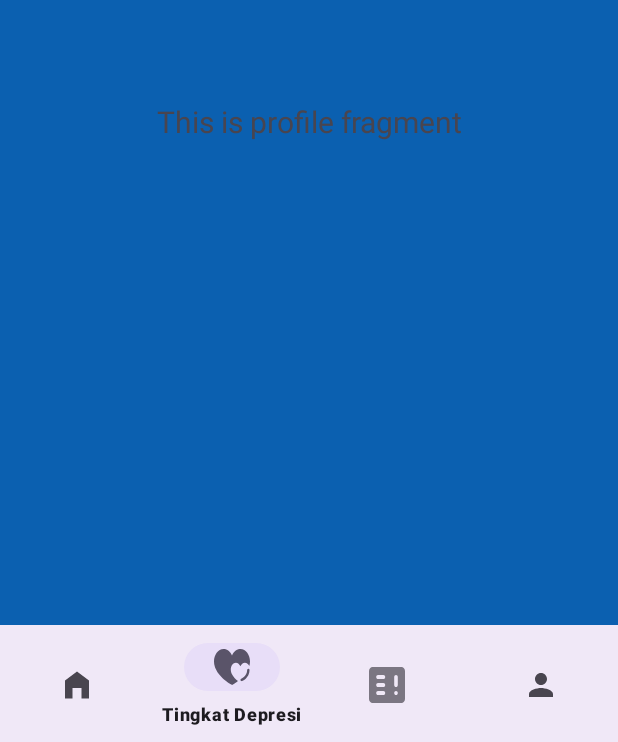
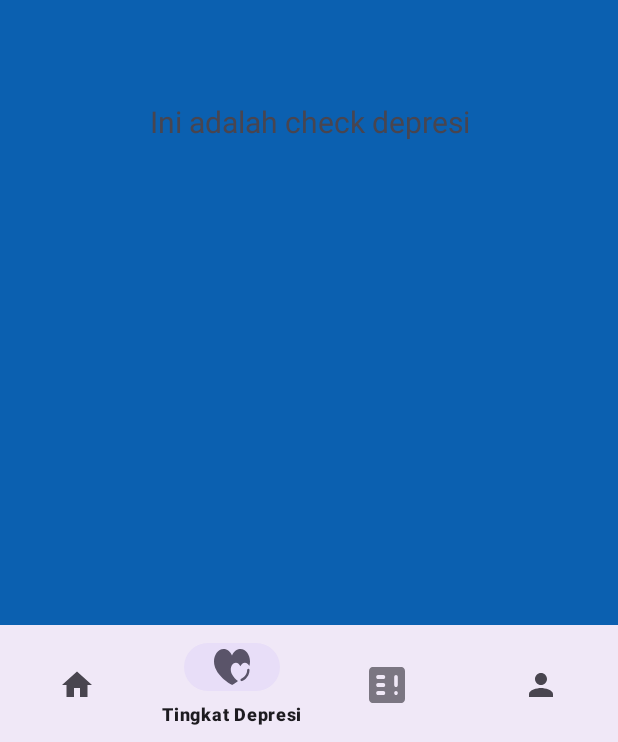
Before and after one commit to shaulascr/AplikasiLansia, an Android app: the CheckFragment screen opened through its navigation route, on a phone screen of 412 x 824 dp. Shown: the part 491-1233 px from the top of the screen. Run offline under Robolectric (Android 15) with nearby library versions, the phone set to English and light mode, and no system bars; our stand-ins replace navigation-ui.

Commit message:
Bottom navigation2

```diff
--- a/app/src/main/java/com/alya/aplikasilansia/ui/check/CheckFragment.java
+++ b/app/src/main/java/com/alya/aplikasilansia/ui/check/CheckFragment.java
@@ -8,8 +8,12 @@ import android.view.ViewGroup;
 import androidx.fragment.app.Fragment;
 
 import com.alya.aplikasilansia.R;
-import com.alya.aplikasilansia.ui.profile.ProfileFragment;
 
+/**
+ * A simple {@link Fragment} subclass.
+ * Use the {@link CheckFragment#newInstance} factory method to
+ * create an instance of this fragment.
+ */
 public class CheckFragment extends Fragment {
 
     // TODO: Rename parameter arguments, choose names that match
@@ -31,11 +35,11 @@ public class CheckFragment extends Fragment {
      *
      * @param param1 Parameter 1.
      * @param param2 Parameter 2.
-     * @return A new instance of fragment ProfileFragment.
+     * @return A new instance of fragment CheckFragment.
      */
     // TODO: Rename and change types and number of parameters
-    public static ProfileFragment newInstance(String param1, String param2) {
-        ProfileFragment fragment = new ProfileFragment();
+    public static CheckFragment newInstance(String param1, String param2) {
+        CheckFragment fragment = new CheckFragment();
         Bundle args = new Bundle();
         args.putString(ARG_PARAM1, param1);
         args.putString(ARG_PARAM2, param2);
@@ -56,6 +60,6 @@ public class CheckFragment extends Fragment {
     public View onCreateView(LayoutInflater inflater, ViewGroup container,
                              Bundle savedInstanceState) {
         // Inflate the layout for this fragment
-        return inflater.inflate(R.layout.fragment_profile, container, false);
+        return inflater.inflate(R.layout.fragment_check, container, false);
     }
 }
--- a/app/src/main/java/com/alya/aplikasilansia/ui/home/HomeFragment.java
+++ b/app/src/main/java/com/alya/aplikasilansia/ui/home/HomeFragment.java
@@ -8,9 +8,14 @@ import android.view.ViewGroup;
 import androidx.fragment.app.Fragment;
 
 import com.alya.aplikasilansia.R;
-import com.alya.aplikasilansia.ui.profile.ProfileFragment;
 
+/**
+ * A simple {@link Fragment} subclass.
+ * Use the {@link HomeFragment#newInstance} factory method to
+ * create an instance of this fragment.
+ */
 public class HomeFragment extends Fragment {
+
     // TODO: Rename parameter arguments, choose names that match
     // the fragment initialization parameters, e.g. ARG_ITEM_NUMBER
     private static final String ARG_PARAM1 = "param1";
@@ -30,11 +35,11 @@ public class HomeFragment extends Fragment {
      *
      * @param param1 Parameter 1.
      * @param param2 Parameter 2.
-     * @return A new instance of fragment ProfileFragment.
+     * @return A new instance of fragment HomeFragment.
      */
     // TODO: Rename and change types and number of parameters
-    public static ProfileFragment newInstance(String param1, String param2) {
-        ProfileFragment fragment = new ProfileFragment();
+    public static HomeFragment newInstance(String param1, String param2) {
+        HomeFragment fragment = new HomeFragment();
         Bundle args = new Bundle();
         args.putString(ARG_PARAM1, param1);
         args.putString(ARG_PARAM2, param2);
@@ -55,6 +60,6 @@ public class HomeFragment extends Fragment {
     public View onCreateView(LayoutInflater inflater, ViewGroup container,
                              Bundle savedInstanceState) {
         // Inflate the layout for this fragment
-        return inflater.inflate(R.layout.fragment_profile, container, false);
+        return inflater.inflate(R.layout.fragment_home, container, false);
     }
 }
--- a/app/src/main/res/drawable/ic_home_black_24dp.xml
+++ b/app/src/main/res/drawable/ic_home_black_24dp.xml
@@ -1,5 +1,5 @@
 <vector xmlns:android="http://schemas.android.com/apk/res/android" android:height="24dp" android:tint="#000000" android:viewportHeight="24" android:viewportWidth="24" android:width="24dp">
 
-    <path android:fillColor="@android:color/white" android:pathData="M12,3L4,9v12h5v-7h6v7h5V9z"/>
+    <path android:fillColor="@android:color/white" android:pathData="M10,20v-6h4v6h5v-8h3L12,3 2,12h3v8z"/>
 
 </vector>
```
Also changed, not shown: app/src/main/java/com/alya/aplikasilansia/RegisterActivity.java (+0 -16 lines), app/src/main/res/layout/activity_register.xml (+0 -35 lines), app/src/main/res/values/styles.xml (+5 -4 lines).
